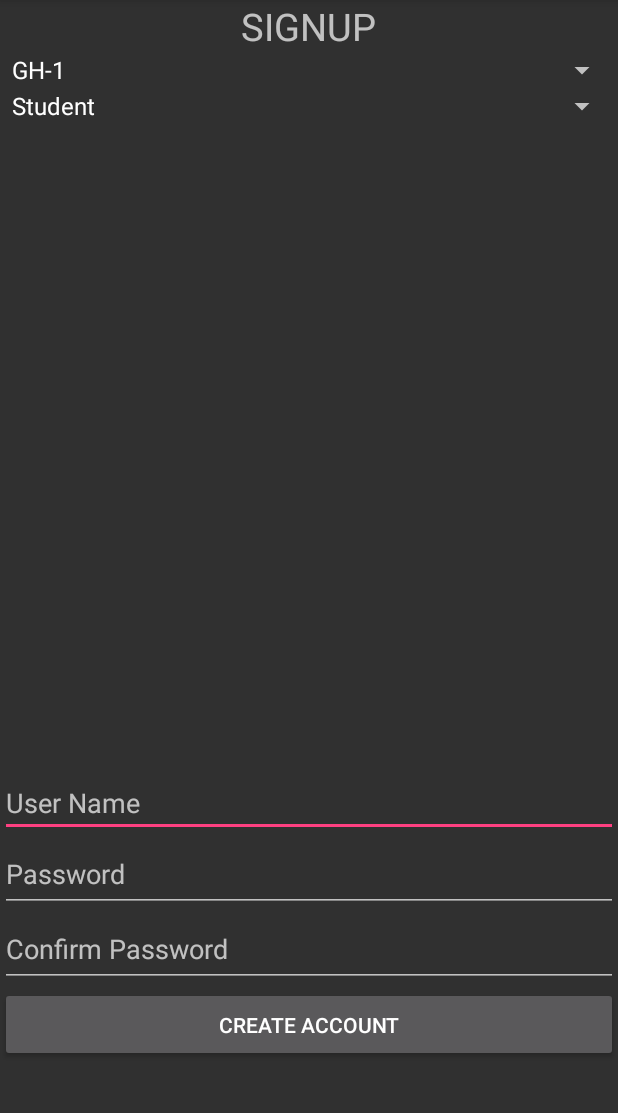
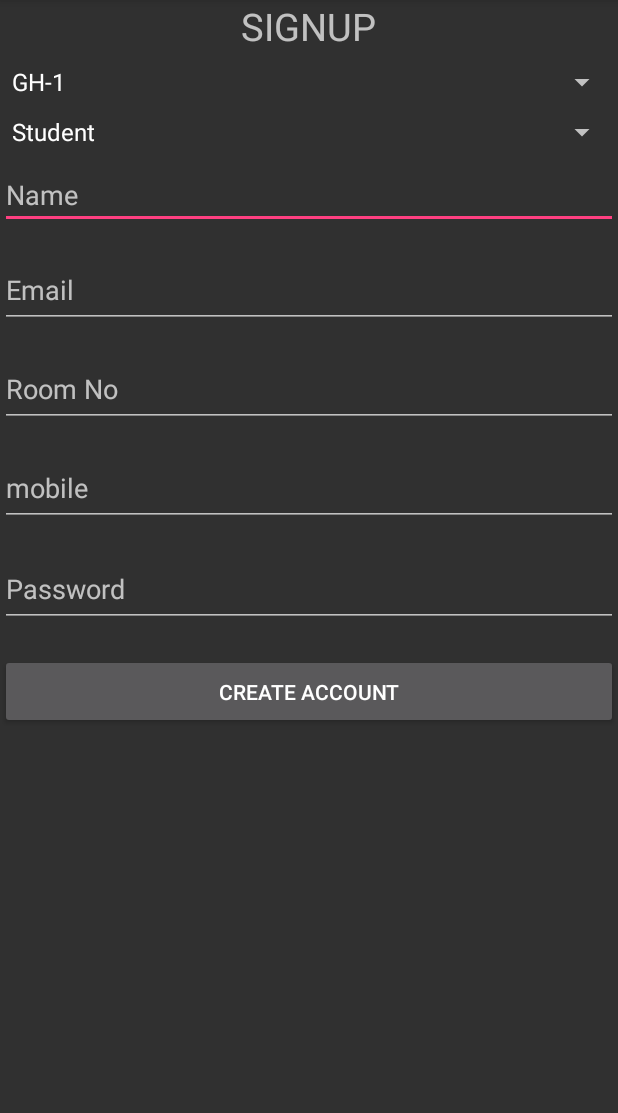
Before and after one commit to sufiyanabu/houghtie-fire, an Android app: the SignUp screen opened directly, with no data from a screen before it, on a phone screen of 412 x 824 dp, the part 84-1197 px from its top. Run offline under Robolectric (Android 15) with nearby library versions, the phone set to English and light mode, and no system bars.

Commit message:
added function to call remote server. Edited signup activity and manifest.

```diff
--- a/Hostelmanagement/app/src/main/res/layout/activity_sign_up.xml
+++ b/Hostelmanagement/app/src/main/res/layout/activity_sign_up.xml
@@ -16,45 +16,98 @@
         android:textSize="25sp">
 
     </TextView>
-    <Spinner
-        android:layout_below="@id/textV"
-        android:id="@+id/spinner1"
+
+
+    <EditText
+        android:id="@+id/email"
         android:layout_width="fill_parent"
-        android:layout_height="wrap_content" />
+        android:layout_height="50dp"
+        android:hint="Email"
+        android:inputType="textEmailAddress"
+        android:layout_below="@+id/name"
+        android:layout_alignParentLeft="true"
+        android:layout_alignParentStart="true"
+        android:layout_marginTop="16dp" />
+
+    <EditText
+        android:id="@+id/room"
+        android:layout_width="fill_parent"
+        android:layout_height="50dp"
+        android:hint="Room No"
+        android:inputType="text"
+        android:layout_below="@+id/email"
+        android:layout_alignParentLeft="true"
+        android:layout_alignParentStart="true"
+        android:layout_marginTop="16dp" />
+
+    <EditText
+        android:id="@+id/mobile"
+        android:layout_width="fill_parent"
+        android:layout_height="50dp"
+        android:hint="mobile"
+        android:inputType="phone"
+        android:layout_below="@+id/room"
+        android:layout_alignParentLeft="true"
+        android:layout_alignParentStart="true"
+        android:layout_marginTop="16dp" />
+
+    <EditText
+        android:id="@+id/password"
+        android:layout_width="fill_parent"
+        android:layout_height="50dp"
+        android:hint="Password"
+        android:inputType="textVisiblePassword"
+        android:layout_below="@+id/mobile"
+        android:layout_alignParentLeft="true"
+        android:layout_alignParentStart="true"
+        android:layout_marginTop="17dp" />
+
+    <Button
+        android:id="@+id/createAccount"
+        android:layout_width="fill_parent"
+        android:layout_height="50dp"
+        android:text="Create Account"
+        android:layout_below="@+id/password"
+        android:layout_alignParentLeft="true"
+        android:layout_alignParentStart="true"
+        android:layout_marginTop="18dp" />
+    <TextView
+        android:id="@+id/log"
+        android:layout_width="fill_parent"
+        android:layout_height="50dp"
+        android:layout_below="@+id/createAccount"
+        android:layout_alignParentLeft="true"
+        android:layout_alignParentStart="true"
+        android:layout_marginTop="17dp"/>
+
     <Spinner
         android:id="@+id/spinner2"
         android:layout_width="fill_parent"
         android:layout_height="wrap_content"
-        android:layout_below="@id/spinner1" />
+        android:layout_marginTop="9dp"
+        android:layout_below="@+id/spinner1"
+        android:layout_alignParentLeft="true"
+        android:layout_alignParentStart="true" />
 
-
-    <Button
-        android:id="@+id/buttonCreateAccount"
-        android:layout_width="fill_parent"
-        android:layout_height="50dp"
-        android:layout_marginBottom="60dp"
-        android:text="Create Account"
-        android:layout_alignParentBottom="true"/>
-    <EditText
-        android:id="@+id/editTextConfirmPassword"
-        android:layout_width="fill_parent"
-        android:layout_height="50dp"
-        android:hint="Confirm Password"
-        android:inputType="textPassword"
-        android:layout_above="@id/buttonCreateAccount"/>
-    <EditText
-        android:id="@+id/editTextPassword"
-        android:layout_width="fill_parent"
-        android:layout_height="50dp"
-        android:hint="Password"
-        android:inputType="textPassword"
-        android:layout_above="@id/editTextConfirmPassword"/>
-    <EditText
-        android:id="@+id/editTextUserName"
+    <Spinner
+        android:id="@+id/spinner1"
         android:layout_width="fill_parent"
         android:layout_height="wrap_content"
-        android:hint="User Name"
-        android:layout_above="@id/editTextPassword">
+        android:layout_marginTop="8dp"
+        android:layout_below="@+id/textV"
+        android:layout_alignParentLeft="true"
+        android:layout_alignParentStart="true" />
+
+    <EditText
+        android:id="@+id/name"
+        android:layout_width="fill_parent"
+        android:layout_height="wrap_content"
+        android:hint="Name"
+        android:inputType="text"
+        android:layout_below="@+id/spinner2"
+        android:layout_alignParentLeft="true"
+        android:layout_alignParentStart="true"
+        android:layout_marginTop="7dp">
 
         <requestFocus />
     </EditText>
--- a/Hostelmanagement/app/src/main/res/values/strings.xml
+++ b/Hostelmanagement/app/src/main/res/values/strings.xml
@@ -14,4 +14,5 @@
         <item>Caretaker</item>
         <item>Staff</item>
     </string-array>
+    <string name="signupUrl">http://localhost/projects/hostel-app-api/register.cgi</string>
 </resources>
```
Also changed, not shown: Hostelmanagement/app/src/main/AndroidManifest.xml (+11 -5 lines), Hostelmanagement/app/src/main/java/com/example/anika/hostelmanagement/SignUp.java (+91 -1 lines).
